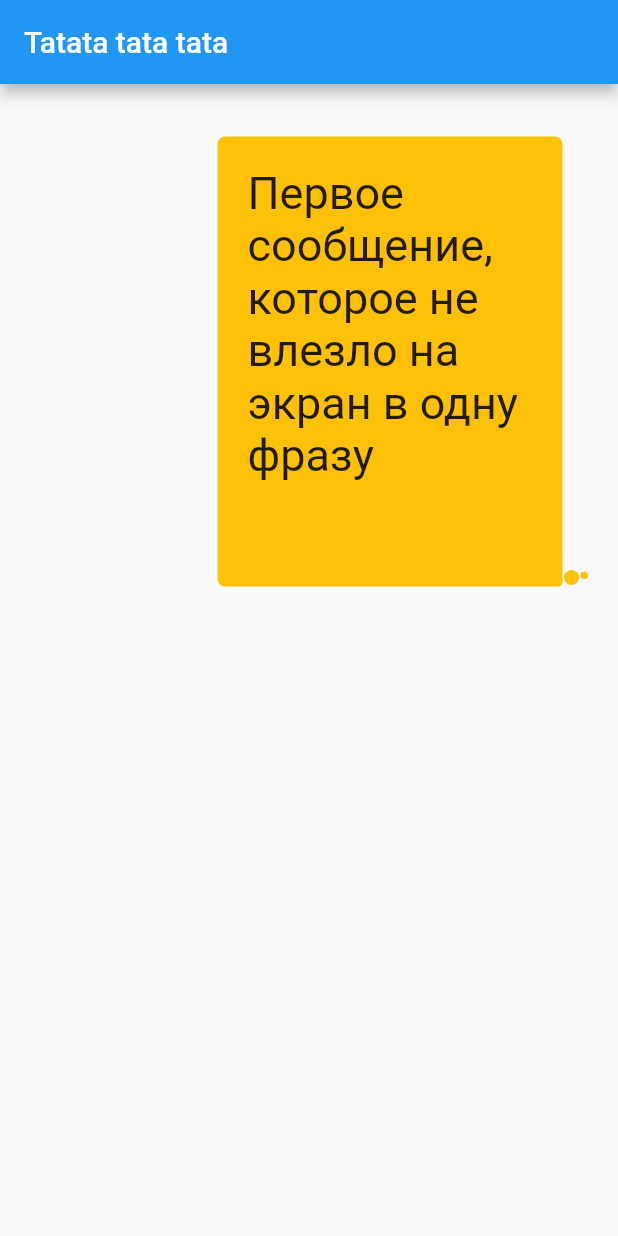
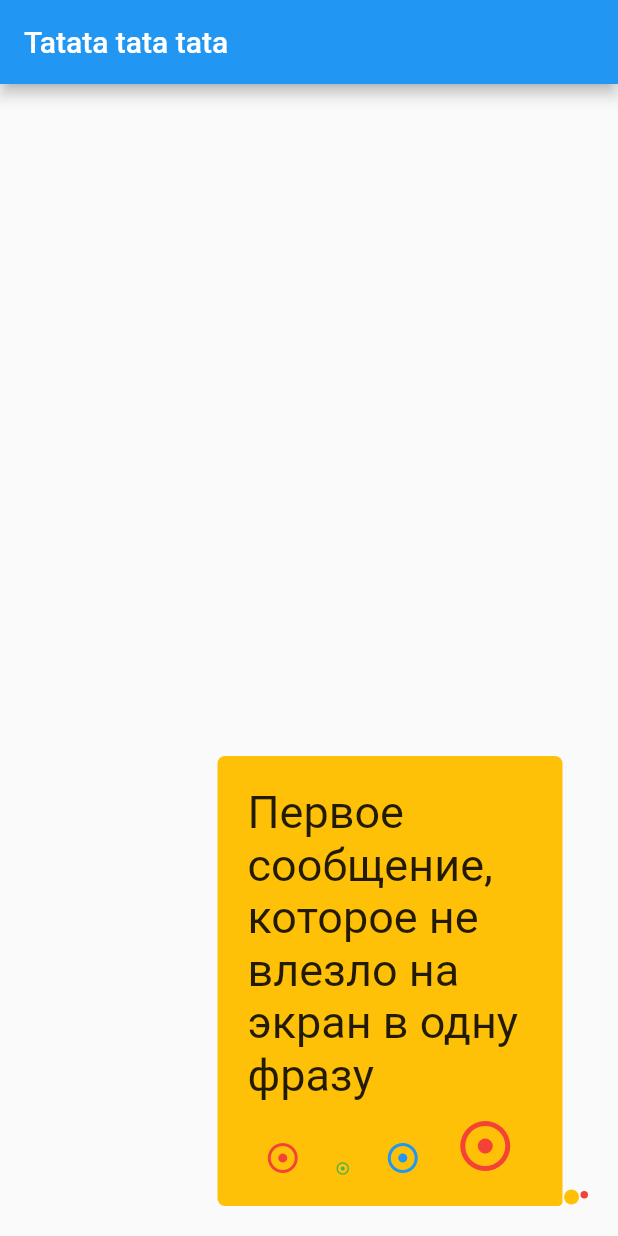
Before and after one commit to YanaLugina/flutter_ui, a Flutter app: the screen it shows after launch, on a phone screen of 412 x 824 dp. Run offline on Flutter 3.47's test engine with Material 2 defaults, Android fonts, the phone set to English and light mode, and no system bars.

Commit message:
widgetContainer: added Row with Icons with AxisAlignment properties

```diff
--- a/lib/main.dart
+++ b/lib/main.dart
@@ -53,10 +53,40 @@ class MyHomePage extends StatelessWidget {
               ),
               child: Padding(
                 padding: EdgeInsets.all(20.0),
-                child: Text(
+                child: Column(
+                  mainAxisAlignment: MainAxisAlignment.spaceBetween,
+                  children: <Widget>[
+                    Text(
                       'Первое сообщение, которое не влезло на экран в одну фразу',
                       style: TextStyle(fontSize: 30),
                     ),
+                    Row(
+                      mainAxisAlignment: MainAxisAlignment.spaceAround,
+                      crossAxisAlignment: CrossAxisAlignment.end,
+                      children: <Widget>[
+                        Icon(
+                          Icons.adjust,
+                          color: Colors.red,
+                        ),
+                        Icon(
+                          Icons.adjust,
+                          size: 10,
+                          color: Colors.green,
+                        ),
+                        Icon(
+                          Icons.adjust,
+                          color: Colors.blue,
+                        ),
+                        Icon(
+                          Icons.adjust,
+                          size: 40,
+                          color: Colors.red,
+                        ),
+                      ],
+                    ),
+                  ],
+                ),
+
               ),
             ),
             Container(
@@ -68,15 +98,19 @@ class MyHomePage extends StatelessWidget {
                 borderRadius: BorderRadius.circular(50)
               ),
             ),
-            Container(
+            Align(
+              alignment: Alignment(1, 1),
+              child: Container(
                 width: 5,
                 height: 5,
                 margin: EdgeInsets.fromLTRB(1, 0, 0, 5),
                 decoration: BoxDecoration(
-                  color: Colors.amber,
+                    color: Colors.red,
                     borderRadius: BorderRadius.circular(50)
                 ),
               ),
+            ),
+
           ],
         ),
       ),
```
Lines whose indentation alone changed are shown as unchanged.
